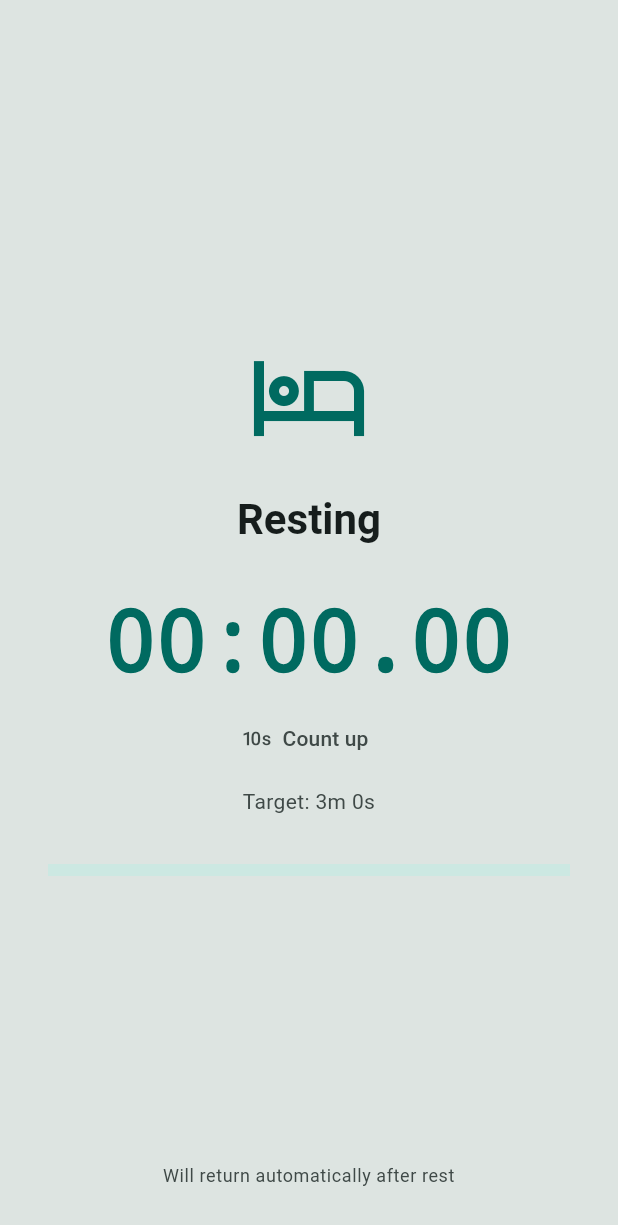
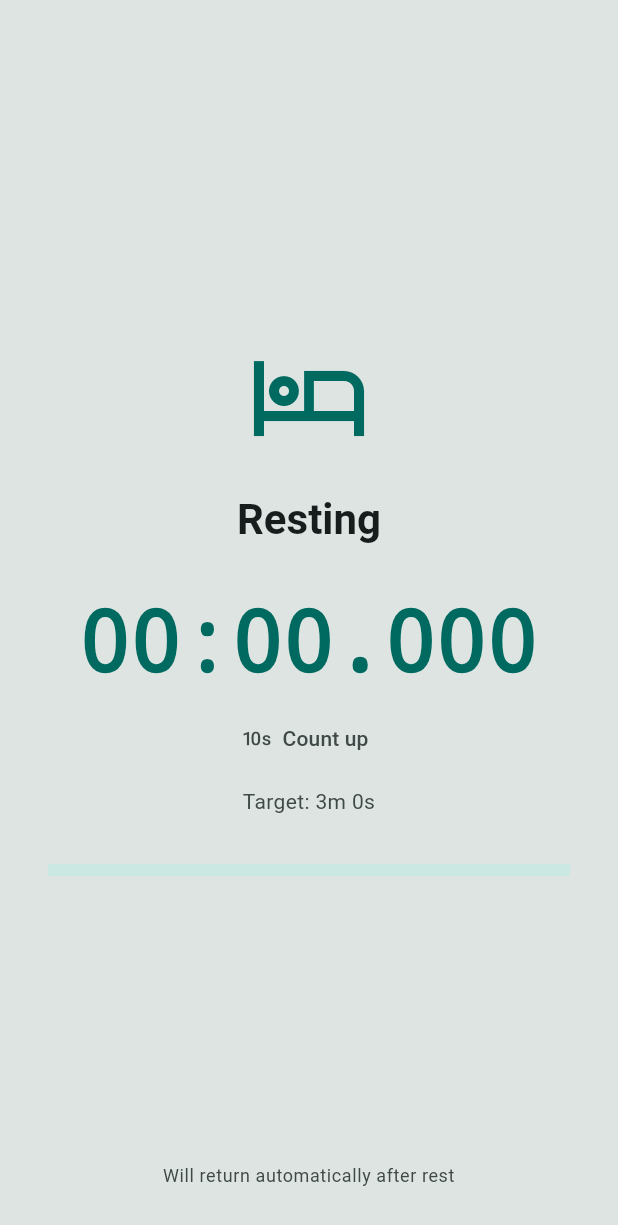
Before and after one commit to peyoot/screen_time_manager, a Flutter app: the screen it shows after launch, after a tap on "Take a break now", on a phone screen of 412 x 824 dp. Shown: the top 1225 px of the screen. Run offline on Flutter 3.47's test engine with Material 3 defaults, Android fonts, the phone set to English and light mode, and no system bars.

Commit message:
秒表保留三位小数

```diff
--- a/lib/ui/screen_time/rest_page.dart
+++ b/lib/ui/screen_time/rest_page.dart
@@ -36,8 +36,8 @@ class _RestPageState extends State<RestPage> {
     final duration = widget.controller.machine.settings.restDuration;
     _restStart = endsAt?.subtract(duration) ?? DateTime.now();
     _tick();
-    // 毫秒级刷新：每 50ms 更新一次秒表显示。
-    _timer = Timer.periodic(const Duration(milliseconds: 50), (_) => _tick());
+    // 毫秒级刷新：每 16ms 更新一次秒表显示（约 60fps），确保三位毫秒变化可见。
+    _timer = Timer.periodic(const Duration(milliseconds: 16), (_) => _tick());
   }
 
   void _tick() {
@@ -150,7 +150,7 @@ class _StopwatchDisplay extends StatelessWidget {
     final theme = Theme.of(context);
     final mm = duration.inMinutes.toString().padLeft(2, '0');
     final ss = (duration.inSeconds % 60).toString().padLeft(2, '0');
-    final ms = (duration.inMilliseconds % 1000 ~/ 10).toString().padLeft(2, '0');
+    final ms = (duration.inMilliseconds % 1000).toString().padLeft(3, '0');
 
     return Text(
       '$mm:$ss.$ms',
```
